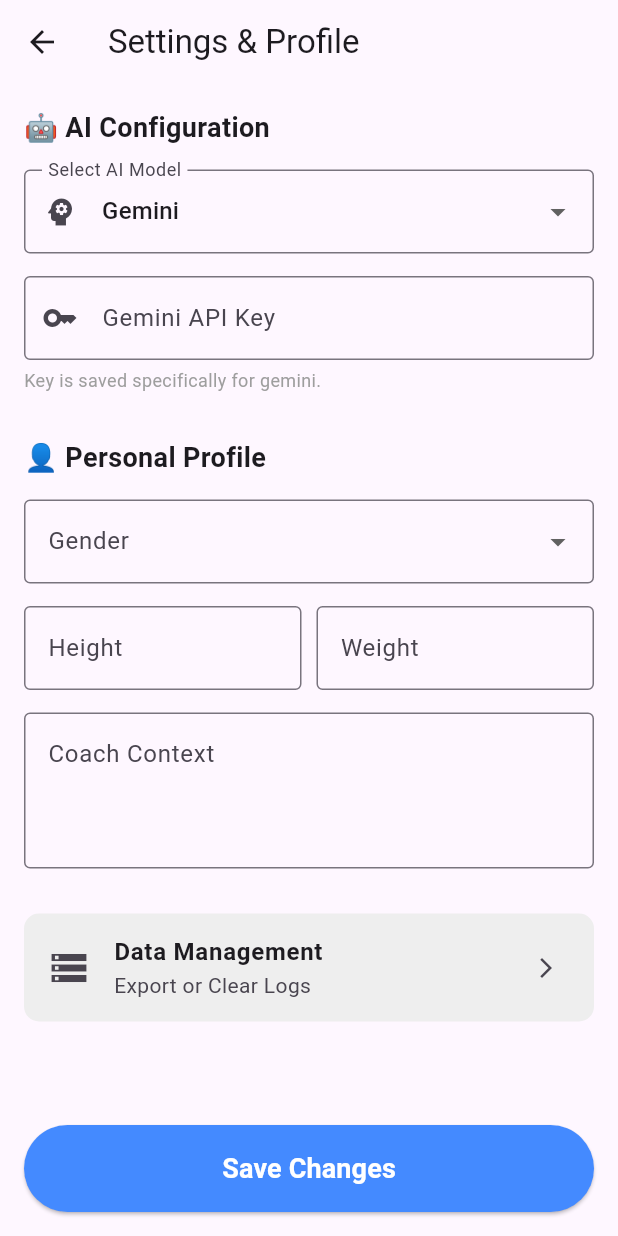
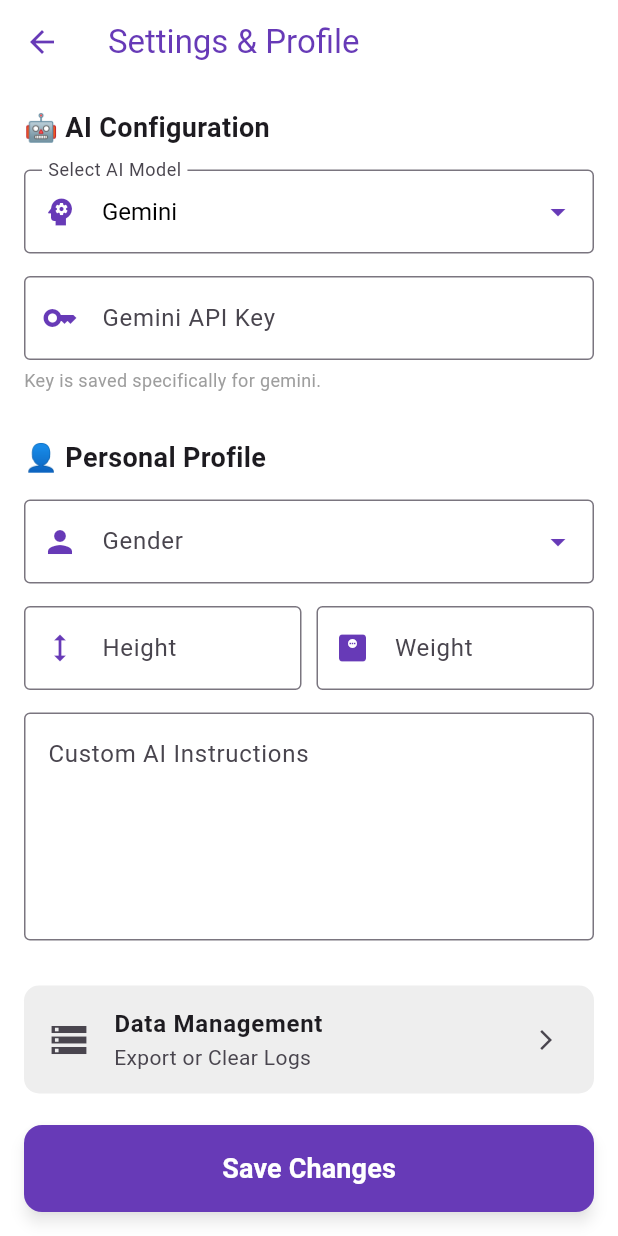
Before and after one commit to RyanZou55/Gymini, a Flutter app: the screen it shows after launch, after a tap on the "settings" icon, on a phone screen of 412 x 824 dp. Run offline on Flutter 3.47's test engine with Material 3 defaults, Android fonts, the phone set to English and light mode, and no system bars; our stand-ins replace dash_chat_2, google_generative_ai, share_plus, shared_preferences, sqflite; accounts and stored records are empty.

Commit message:
add: app logo, splash screen, chatanywhere api protal. fix: colour theme.

```diff
--- a/lib/features/settings/settings_screen.dart
+++ b/lib/features/settings/settings_screen.dart
@@ -23,11 +23,15 @@ class _SettingsScreenState extends State<SettingsScreen> {
   bool _isLoading = true;
 
   // Cache keys
-  Map<String, String> _keyCache = {
+  final Map<String, String> _keyCache = {
     'gemini': '',
     'openai': '',
     'deepseek': '',
+    'chatanywhere': '',
   };
+
+  // Define the Theme Color locally for easy usage
+  final Color _themeColor = Colors.deepPurple;
 
   @override
   void initState() {
@@ -44,6 +48,7 @@ class _SettingsScreenState extends State<SettingsScreen> {
         '';
     String openaiKey = prefs.getString('api_key_openai') ?? '';
     String deepseekKey = prefs.getString('api_key_deepseek') ?? '';
+    String chatAnywhereKey = prefs.getString('api_key_chatanywhere') ?? '';
 
     setState(() {
       _activeProvider = prefs.getString('active_ai_provider') ?? 'gemini';
@@ -51,8 +56,9 @@ class _SettingsScreenState extends State<SettingsScreen> {
       _keyCache['gemini'] = geminiKey;
       _keyCache['openai'] = openaiKey;
       _keyCache['deepseek'] = deepseekKey;
+      _keyCache['chatanywhere'] = chatAnywhereKey;
 
-      _apiKeyController.text = _keyCache[_activeProvider]!;
+      _apiKeyController.text = _keyCache[_activeProvider] ?? '';
 
       // Load Profile
       _selectedGender = prefs.getString('user_gender');
@@ -67,21 +73,28 @@ class _SettingsScreenState extends State<SettingsScreen> {
 
   void _onProviderChanged(String? newValue) {
     if (newValue == null) return;
+
+    // Save the text currently in the box to the cache before switching
     _keyCache[_activeProvider] = _apiKeyController.text;
+
     setState(() {
       _activeProvider = newValue;
-      _apiKeyController.text = _keyCache[_activeProvider]!;
+      // Load the key for the newly selected provider
+      _apiKeyController.text = _keyCache[_activeProvider] ?? '';
     });
   }
 
   Future<void> _saveSettings() async {
     final prefs = await SharedPreferences.getInstance();
 
+    // Ensure current field is saved to cache
     _keyCache[_activeProvider] = _apiKeyController.text.trim();
 
     await prefs.setString('api_key_gemini', _keyCache['gemini']!);
     await prefs.setString('api_key_openai', _keyCache['openai']!);
     await prefs.setString('api_key_deepseek', _keyCache['deepseek']!);
+    await prefs.setString('api_key_chatanywhere', _keyCache['chatanywhere']!);
+
     await prefs.setString('active_ai_provider', _activeProvider);
 
     if (_selectedGender != null) {
@@ -111,7 +124,7 @@ class _SettingsScreenState extends State<SettingsScreen> {
             onPressed: _saveSettings,
             style: ElevatedButton.styleFrom(
               padding: const EdgeInsets.all(16),
-              backgroundColor: Colors.blueAccent,
+              backgroundColor: _themeColor,
               foregroundColor: Colors.white,
             ),
             child: const Text("Save Changes",
@@ -132,19 +145,21 @@ class _SettingsScreenState extends State<SettingsScreen> {
 
                 DropdownButtonFormField<String>(
                   value: _activeProvider,
-                  decoration: const InputDecoration(
+                  style: const TextStyle(color: Colors.black, fontSize: 16),
+                  dropdownColor: Colors.white,
+                  iconEnabledColor: _themeColor,
+                  decoration: InputDecoration(
                     labelText: 'Select AI Model',
-                    border: OutlineInputBorder(),
-                    prefixIcon: Icon(Icons.psychology),
+                    border: const OutlineInputBorder(),
+                    prefixIcon: Icon(Icons.psychology, color: _themeColor),
                   ),
                   items: const [
+                    DropdownMenuItem(value: 'gemini', child: Text('Gemini')),
+                    DropdownMenuItem(value: 'openai', child: Text('ChatGPT')),
                     DropdownMenuItem(
-                        value: 'gemini', child: Text('Gemini')), // Simplified
+                        value: 'chatanywhere', child: Text('ChatAnywhere')),
                     DropdownMenuItem(
-                        value: 'openai', child: Text('ChatGPT')), // Simplified
-                    DropdownMenuItem(
-                        value: 'deepseek',
-                        child: Text('DeepSeek')), // Simplified
+                        value: 'deepseek', child: Text('DeepSeek')),
                   ],
                   onChanged: _onProviderChanged,
                 ),
@@ -159,7 +174,7 @@ class _SettingsScreenState extends State<SettingsScreen> {
                     hintText:
                         _activeProvider == 'gemini' ? "AIzaSy..." : "sk-...",
                     border: const OutlineInputBorder(),
-                    prefixIcon: const Icon(Icons.key),
+                    prefixIcon: Icon(Icons.key, color: _themeColor),
                   ),
                 ),
                 const SizedBox(height: 5),
@@ -178,8 +193,14 @@ class _SettingsScreenState extends State<SettingsScreen> {
 
                 DropdownButtonFormField<String>(
                   value: _selectedGender,
-                  decoration: const InputDecoration(
-                      labelText: 'Gender', border: OutlineInputBorder()),
+                  style: const TextStyle(color: Colors.black, fontSize: 16),
+                  dropdownColor: Colors.white,
+                  iconEnabledColor: _themeColor,
+                  decoration: InputDecoration(
+                    labelText: 'Gender',
+                    border: const OutlineInputBorder(),
+                    prefixIcon: Icon(Icons.person, color: _themeColor),
+                  ),
                   items: ['Male', 'Female'].map((String value) {
                     return DropdownMenuItem<String>(
                         value: value, child: Text(value));
@@ -196,10 +217,11 @@ class _SettingsScreenState extends State<SettingsScreen> {
                       child: TextField(
                         controller: _heightController,
                         keyboardType: TextInputType.number,
-                        decoration: const InputDecoration(
+                        decoration: InputDecoration(
                             labelText: "Height",
-                            border: OutlineInputBorder(),
-                            suffixText: "cm"),
+                            border: const OutlineInputBorder(),
+                            suffixText: "cm",
+                            prefixIcon: Icon(Icons.height, color: _themeColor)),
                       ),
                     ),
                     const SizedBox(width: 10),
@@ -207,10 +229,12 @@ class _SettingsScreenState extends State<SettingsScreen> {
                       child: TextField(
                         controller: _weightController,
                         keyboardType: TextInputType.number,
-                        decoration: const InputDecoration(
+                        decoration: InputDecoration(
                             labelText: "Weight",
-                            border: OutlineInputBorder(),
-                            suffixText: "kg"),
+                            border: const OutlineInputBorder(),
+                            suffixText: "kg",
+                            prefixIcon:
+                                Icon(Icons.monitor_weight, color: _themeColor)),
                       ),
                     ),
                   ],
@@ -219,10 +243,11 @@ class _SettingsScreenState extends State<SettingsScreen> {
                 const SizedBox(height: 15),
                 TextField(
                   controller: _extraContextController,
-                  maxLines: 3,
+                  maxLines: 5,
                   decoration: const InputDecoration(
-                    labelText: "Coach Context",
-                    hintText: "e.g., I'm pregnant, recovering from injury...",
+                    labelText: "Custom AI Instructions",
+                    hintText:
+                        "Tell your AI coach about injuries, specific goals, preferred language, or anything you want (e.g., 'I have a bad knee', 'I am vegetarian', 'Answer in Spanish').",
                     border: OutlineInputBorder(),
                     alignLabelWithHint: true,
                   ),
@@ -241,7 +266,6 @@ class _SettingsScreenState extends State<SettingsScreen> {
                   shape: RoundedRectangleBorder(
                       borderRadius: BorderRadius.circular(10)),
                   onTap: () {
-                    // Navigate to Sub-Page
                     Navigator.push(
                         context,
                         MaterialPageRoute(
--- /dev/null
+++ b/lib/features/splash/splash_screen.dart
@@ -0,0 +1,98 @@
+import 'dart:async';
+import 'package:flutter/material.dart';
+import '../../main.dart';
+
+class SplashScreen extends StatefulWidget {
+  const SplashScreen({super.key});
+
+  @override
+  State<SplashScreen> createState() => _SplashScreenState();
+}
+
+class _SplashScreenState extends State<SplashScreen>
+    with SingleTickerProviderStateMixin {
+  late AnimationController _controller;
+  late Animation<double> _animation;
+
+  @override
+  void initState() {
+    super.initState();
+
+    // 1. Setup Animation (Fade In over 2 seconds)
+    _controller = AnimationController(
+      duration: const Duration(seconds: 2),
+      vsync: this,
+    );
+
+    // Use a curved animation for a smoother look
+    _animation = CurvedAnimation(parent: _controller, curve: Curves.easeIn);
+
+    // Start the animation
+    _controller.forward();
+
+    // 2. Setup Timer to navigate away after 3 seconds
+    Timer(const Duration(seconds: 5), () {
+      // Check if the widget is still mounted before navigating
+      if (mounted) {
+        // pushReplacement ensures the user cannot go "back" to the splash screen
+        Navigator.of(context).pushReplacement(
+          MaterialPageRoute(
+            builder: (context) => const HomeScreen(),
+          ),
+        );
+      }
+    });
+  }
+
+  @override
+  void dispose() {
+    _controller.dispose();
+    super.dispose();
+  }
+
+  @override
+  Widget build(BuildContext context) {
+    return Scaffold(
+      backgroundColor: Colors.white,
+      body: SafeArea(
+        child: Center(
+          // The FadeTransition wraps the content to apply the opacity change
+          child: FadeTransition(
+            opacity: _animation,
+            child: Column(
+              mainAxisAlignment: MainAxisAlignment.center,
+              children: [
+                // --- APP LOGO ---
+                Padding(
+                  padding: const EdgeInsets.all(20.0),
+                  child: Image.asset(
+                    'assets/logo.png', // Uses your square logo
+                    height: 150, // Adjust size as needed
+                    width: 150,
+                    fit: BoxFit.contain,
+                  ),
+                ),
+
+                const SizedBox(height: 20),
+
+                // --- TAGLINE ---
+                const Text(
+                  "Gymini, your personal AI gym coach.",
+                  textAlign: TextAlign.center,
+                  style: TextStyle(
+                    fontSize: 18,
+                    fontStyle: FontStyle.italic, // Italicized
+                    color: Colors.grey, // Grey color
+                    fontWeight: FontWeight.w500,
+                  ),
+                ),
+
+                const SizedBox(height: 50),
+              ],
+            ),
+          ),
+        ),
+      ),
+    );
+  }
+}
--- a/lib/main.dart
+++ b/lib/main.dart
@@ -6,16 +6,68 @@ import 'features/log_workout/log_workout_screen.dart';
 import 'features/chat/chat_screen.dart';
 import 'features/settings/settings_screen.dart';
 import 'features/log_meal/log_meal_screen.dart';
+import 'features/splash/splash_screen.dart';
 
 void main() {
   runApp(
+    // We MUST wrap the app in MultiProvider so ChatProvider is available
     MultiProvider(
       providers: [
         ChangeNotifierProvider(create: (_) => ChatProvider()),
       ],
-      child: const MaterialApp(home: HomeScreen()),
+      child: const MyApp(),
     ),
   );
+}
+
+class MyApp extends StatelessWidget {
+  const MyApp({super.key});
+
+  @override
+  Widget build(BuildContext context) {
+    return MaterialApp(
+      title: 'Gymini',
+      debugShowCheckedModeBanner: false,
+      theme: ThemeData(
+        colorScheme: ColorScheme.fromSeed(
+          seedColor: Colors.deepPurple,
+          primary: Colors.deepPurple,
+        ),
+        useMaterial3: true,
+
+        // 1. Keep the background Pure White
+        scaffoldBackgroundColor: Colors.white,
+
+        // 2. AppBar Theme (Deep Purple with White Text)
+        appBarTheme: const AppBarTheme(
+          backgroundColor: Colors.white, // Header background is White
+          foregroundColor: Colors.deepPurple, // Header Title/Icons are Purple
+          elevation: 0, // No shadow (flat)
+          scrolledUnderElevation: 0, // Stays white when scrolling
+          iconTheme: IconThemeData(
+              color: Colors.deepPurple), // Ensures back buttons are purple
+        ),
+
+        // 3. BUTTONS: White Background, Purple Text, with Shadow
+        elevatedButtonTheme: ElevatedButtonThemeData(
+          style: ElevatedButton.styleFrom(
+            backgroundColor: Colors.white, // The button body is White
+            foregroundColor: Colors.deepPurple, // The text/icon is Purple
+            elevation: 4, // This creates the "Shade" / Drop Shadow
+            shadowColor: Colors
+                .black45, // Optional: Makes the shadow slightly more visible
+            padding: const EdgeInsets.all(20), // consistent padding
+            shape: RoundedRectangleBorder(
+              // Optional: Rounded corners
+              borderRadius: BorderRadius.circular(12),
+            ),
+          ),
+        ),
+      ),
+      // Start with the Splash Screen
+      home: const SplashScreen(),
+    );
+  }
 }
 
 class HomeScreen extends StatelessWidget {
@@ -28,10 +80,7 @@ class HomeScreen extends StatelessWidget {
         title: const Text('Gymini'),
         actions: [
           IconButton(
-            icon: const Icon(
-              Icons.settings,
-              size: 30.0,
-            ),
+            icon: const Icon(Icons.settings, size: 30.0),
             onPressed: () => Navigator.push(context,
                 MaterialPageRoute(builder: (_) => const SettingsScreen())),
           )
@@ -59,16 +108,14 @@ class HomeScreen extends StatelessWidget {
 
               const SizedBox(height: 20),
 
-              // --- 2. LOG MEAL BUTTON (NEW) ---
+              // --- 2. LOG MEAL BUTTON ---
               ElevatedButton.icon(
                 onPressed: () => Navigator.push(context,
                     MaterialPageRoute(builder: (_) => const LogMealScreen())),
-                icon: const Icon(Icons.restaurant), // Food Icon
+                icon: const Icon(Icons.restaurant),
                 label: const Text("Log Meal"),
                 style: ElevatedButton.styleFrom(
                     padding: const EdgeInsets.all(20),
-                    //backgroundColor: Colors.orange, // Distinct color for food
-                    //foregroundColor: Colors.white, // White text
                     textStyle: const TextStyle(fontSize: 18)),
               ),
 
@@ -83,7 +130,6 @@ class HomeScreen extends StatelessWidget {
                 style: ElevatedButton.styleFrom(
                   padding: const EdgeInsets.all(20),
                   textStyle: const TextStyle(fontSize: 18),
-                  //backgroundColor: Colors.blue[50]
                 ),
               ),
             ],
--- a/lib/services/providers/openai_provider.dart
+++ b/lib/services/providers/openai_provider.dart
@@ -5,9 +5,8 @@ import 'ai_provider_interface.dart';
 import '../../models/gymini_response.dart';
 
 class OpenAIProvider implements AIProviderInterface {
-  //static const String _baseUrl = 'https://api.openai.com/v1/chat/completions';
-  static const String _baseUrl =
-      'https://api.chatanywhere.tech/v1/chat/completions';
+  static const String _baseUrl = 'https://api.openai.com/v1/chat/completions';
+  //static const String _baseUrl = 'https://api.chatanywhere.tech/v1/chat/completions';
 
   static const String _model = 'gpt-4o-mini';
   @override
```
Also changed, not shown: lib/features/log_workout/add_exercise_screen.dart (+26 -17 lines), lib/features/log_workout/log_workout_screen.dart (+9 -6 lines), lib/services/ai_service.dart (+7 -0 lines), lib/services/providers/chatanywhere_provider.dart (added, +92 -0 lines), pubspec.yaml (+7 -0 lines), pubspec.lock, 29 other files.
